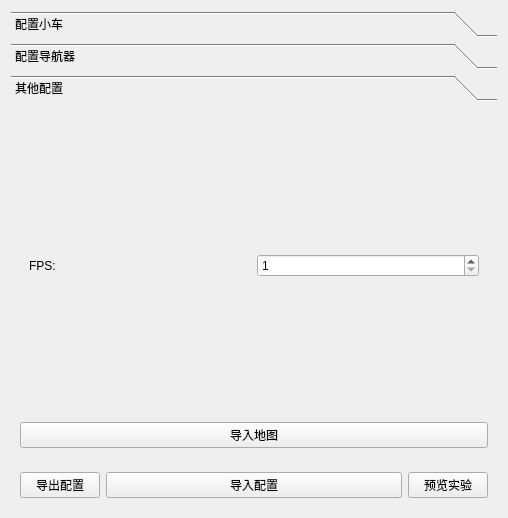
Old version of the form Frontend/MapExploreSimSys/MESSWidgets/ExperimentConfigWidget.ui in the repository 2022SExSA/MapExploreSimSys.
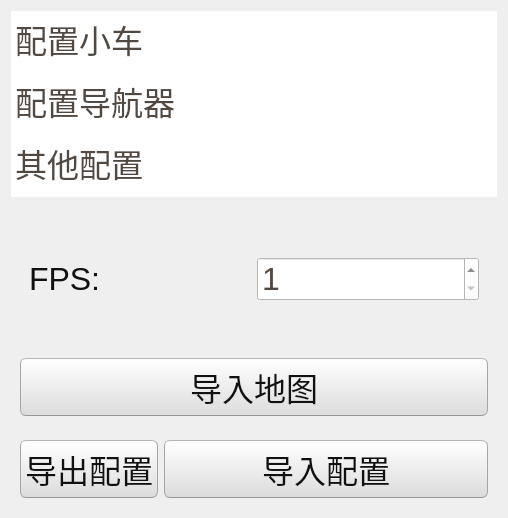
New version of the form. Custom widgets are drawn as their Qt base class.

```diff
--- a/Frontend/MapExploreSimSys/MESSWidgets/ExperimentConfigWidget.ui
+++ b/Frontend/MapExploreSimSys/MESSWidgets/ExperimentConfigWidget.ui
@@ -11,7 +11,508 @@
    </rect>
   </property>
   <property name="windowTitle">
-   <string>Form</string>
+   <string>多车协作探索实验系统 - 实验配置</string>
+  </property>
+  <property name="styleSheet">
+   <string notr="true">QWidget{ 
+	font-size: 32px;font-family: 'Microsoft YaHei UI';
+}
+/*
+Ubuntu Style Sheet for QT Applications
+Author: Jaime A. Quiroga P.
+Company: GTRONICK
+Last updated: 01/10/2021 (dd/mm/yyyy), 15:18.
+Available at: https://github.com/GTRONICK/QSS/blob/master/Ubuntu.qss
+*/
+QMainWindow {
+	background-color:#f0f0f0;
+}
+QCheckBox {
+	padding:2px;
+}
+QCheckBox:hover {
+	border:1px solid rgb(255,150,60);
+	border-radius:4px;
+	padding: 1px;
+	background-color:qlineargradient(spread:pad, x1:0.5, y1:1, x2:0.5, y2:0, stop:0 rgba(190, 90, 50, 50), stop:1 rgba(250, 130, 40, 50));
+}
+QCheckBox::indicator:checked {
+	border:1px solid rgb(246, 134, 86);
+	border-radius:4px;
+  	background-color:rgb(246, 134, 86)
+}
+QCheckBox::indicator:unchecked {
+	border-width:1px solid rgb(246, 134, 86);
+	border-radius:4px;
+  	background-color:rgb(255,255,255);
+}
+QColorDialog {
+	background-color:#f0f0f0;
+}
+QComboBox {
+	color:rgb(81,72,65);
+	background: #ffffff;
+}
+QComboBox:editable {
+	selection-color:rgb(81,72,65);
+	selection-background-color: #ffffff;
+}
+QComboBox QAbstractItemView {
+	selection-color: #ffffff;
+	selection-background-color: rgb(246, 134, 86);
+}
+QComboBox:!editable:on, QComboBox::drop-down:editable:on {
+	color:  #1e1d23;	
+}
+QDateTimeEdit, QDateEdit, QDoubleSpinBox, QFontComboBox {
+	color:rgb(81,72,65);
+	background-color: #ffffff;
+}
+
+QDialog {
+	background-color:#f0f0f0;
+}
+
+QLabel,QLineEdit {
+	color:rgb(17,17,17);
+}
+QLineEdit {
+	background-color:rgb(255,255,255);
+	selection-background-color:rgb(236,116,64);
+}
+QMenuBar {
+	color:rgb(223,219,210);
+	background-color:rgb(65,64,59);
+}
+QMenuBar::item {
+	padding-top:4px;
+	padding-left:4px;
+	padding-right:4px;
+	color:rgb(223,219,210);
+	background-color:rgb(65,64,59);
+}
+QMenuBar::item:selected {
+	color:rgb(255,255,255);
+	padding-top:2px;
+	padding-left:2px;
+	padding-right:2px;
+	border-top-width:2px;
+	border-left-width:2px;
+	border-right-width:2px;
+	border-top-right-radius:4px;
+	border-top-left-radius:4px;
+	border-style:solid;
+	background-color:rgb(65,64,59);
+	border-top-color: rgb(47,47,44);
+	border-right-color: qlineargradient(spread:pad, x1:0, y1:1, x2:1, y2:0, stop:0 rgba(90, 87, 78, 255), stop:1 rgba(47,47,44, 255));
+	border-left-color:  qlineargradient(spread:pad, x1:1, y1:0, x2:0, y2:0, stop:0 rgba(90, 87, 78, 255), stop:1 rgba(47,47,44, 255));
+}
+QMenu {
+	color:rgb(223,219,210);
+	background-color:rgb(65,64,59);
+}
+QMenu::item {
+	color:rgb(223,219,210);
+	padding:4px 10px 4px 20px;
+}
+QMenu::item:selected {
+	color:rgb(255,255,255);
+	background-color: qlineargradient(spread:pad, x1:0.5, y1:1, x2:0.5, y2:0, stop:0 rgba(225, 108, 54, 255), stop:1 rgba(246, 134, 86, 255));
+	border-style:solid;
+	border-width:3px;
+	padding:4px 7px 4px 17px;
+	border-bottom-color:qlineargradient(spread:pad, x1:0.5, y1:1, x2:0.5, y2:0, stop:0 rgba(175,85,48,255), stop:1 rgba(236,114,67, 255));
+	border-top-color:qlineargradient(spread:pad, x1:0.5, y1:1, x2:0.5, y2:0, stop:0 rgba(253,156,113,255), stop:1 rgba(205,90,46, 255));
+	border-right-color:qlineargradient(spread:pad, x1:0, y1:0.5, x2:1, y2:0.5, stop:0 rgba(253,156,113,255), stop:1 rgba(205,90,46, 255));
+	border-left-color:qlineargradient(spread:pad, x1:1, y1:0.5, x2:0, y2:0.5, stop:0 rgba(253,156,113,255), stop:1 rgba(205,90,46, 255));
+}
+QPlainTextEdit {
+	border: 1px solid transparent;
+	color:rgb(17,17,17);
+	selection-background-color:rgb(236,116,64);
+    background-color: #FFFFFF;
+}
+QProgressBar {
+	text-align: center;
+	color: rgb(0, 0, 0);
+	border: 1px inset rgb(150,150,150); 
+	border-radius: 10px;
+	background-color:rgb(221,221,219);
+}
+QProgressBar::chunk:horizontal {
+	background-color: qlineargradient(spread:pad, x1:0.5, y1:1, x2:0.5, y2:0, stop:0 rgba(225, 108, 54, 255), stop:1 rgba(246, 134, 86, 255));
+	border:1px solid;
+	border-radius:8px;
+	border-bottom-color:qlineargradient(spread:pad, x1:0.5, y1:1, x2:0.5, y2:0, stop:0 rgba(175,85,48,255), stop:1 rgba(236,114,67, 255));
+	border-top-color:qlineargradient(spread:pad, x1:0.5, y1:1, x2:0.5, y2:0, stop:0 rgba(253,156,113,255), stop:1 rgba(205,90,46, 255));
+	border-right-color:qlineargradient(spread:pad, x1:0, y1:0.5, x2:1, y2:0.5, stop:0 rgba(253,156,113,255), stop:1 rgba(205,90,46, 255));
+	border-left-color:qlineargradient(spread:pad, x1:1, y1:0.5, x2:0, y2:0.5, stop:0 rgba(253,156,113,255), stop:1 rgba(205,90,46, 255));
+}
+QPushButton{
+	color:rgb(17,17,17);
+	border-width: 1px;
+	border-radius: 6px;
+	border-bottom-color: rgb(150,150,150);
+	border-right-color: rgb(165,165,165);
+	border-left-color: rgb(165,165,165);
+	border-top-color: rgb(180,180,180);
+	border-style: solid;
+	padding: 4px;
+	background-color: qlineargradient(spread:pad, x1:0.5, y1:1, x2:0.5, y2:0, stop:0 rgba(220, 220, 220, 255), stop:1 rgba(255, 255, 255, 255));
+}
+QPushButton:hover{
+	color:rgb(17,17,17);
+	border-width: 1px;
+	border-radius:6px;
+	border-top-color: rgb(255,150,60);
+	border-right-color: qlineargradient(spread:pad, x1:0, y1:1, x2:1, y2:0, stop:0 rgba(200, 70, 20, 255), stop:1 rgba(255,150,60, 255));
+	border-left-color:  qlineargradient(spread:pad, x1:1, y1:0, x2:0, y2:0, stop:0 rgba(200, 70, 20, 255), stop:1 rgba(255,150,60, 255));
+	border-bottom-color: rgb(200,70,20);
+	border-style: solid;
+	padding: 2px;
+	background-color: qlineargradient(spread:pad, x1:0.5, y1:1, x2:0.5, y2:0, stop:0 rgba(220, 220, 220, 255), stop:1 rgba(255, 255, 255, 255));
+}
+QPushButton:default{
+	color:rgb(17,17,17);
+	border-width: 1px;
+	border-radius:6px;
+	border-top-color: rgb(255,150,60);
+	border-right-color: qlineargradient(spread:pad, x1:0, y1:1, x2:1, y2:0, stop:0 rgba(200, 70, 20, 255), stop:1 rgba(255,150,60, 255));
+	border-left-color:  qlineargradient(spread:pad, x1:1, y1:0, x2:0, y2:0, stop:0 rgba(200, 70, 20, 255), stop:1 rgba(255,150,60, 255));
+	border-bottom-color: rgb(200,70,20);
+	border-style: solid;
+	padding: 2px;
+	background-color: qlineargradient(spread:pad, x1:0.5, y1:1, x2:0.5, y2:0, stop:0 rgba(220, 220, 220, 255), stop:1 rgba(255, 255, 255, 255));
+}
+QPushButton:pressed{
+	color:rgb(17,17,17);
+	border-width: 1px;
+	border-radius: 6px;
+	border-width: 1px;
+	border-top-color: rgba(255,150,60,200);
+	border-right-color: qlineargradient(spread:pad, x1:0, y1:1, x2:1, y2:0, stop:0 rgba(200, 70, 20, 255), stop:1 rgba(255,150,60, 200));
+	border-left-color:  qlineargradient(spread:pad, x1:1, y1:0, x2:0, y2:0, stop:0 rgba(200, 70, 20, 255), stop:1 rgba(255,150,60, 200));
+	border-bottom-color: rgba(200,70,20,200);
+	border-style: solid;
+	padding: 2px;
+	background-color: qlineargradient(spread:pad, x1:0.5, y1:0, x2:0.5, y2:1, stop:0 rgba(220, 220, 220, 255), stop:1 rgba(255, 255, 255, 255));
+}
+QPushButton:disabled{
+	color:rgb(174,167,159);
+	border-width: 1px;
+	border-radius: 6px;
+	background-color: qlineargradient(spread:pad, x1:0.5, y1:1, x2:0.5, y2:0, stop:0 rgba(200, 200, 200, 255), stop:1 rgba(230, 230, 230, 255));
+}
+QRadioButton {
+	padding: 1px;
+}
+QRadioButton::indicator:checked {
+	height: 10px;
+	width: 10px;
+	border-style:solid;
+	border-radius:5px;
+	border-width: 1px;
+	border-color: rgba(246, 134, 86, 255);
+	color: #a9b7c6;
+	background-color:rgba(246, 134, 86, 255);
+}
+QRadioButton::indicator:!checked {
+	height: 10px;
+	width: 10px;
+	border-style:solid;
+	border-radius:5px;
+	border-width: 1px;
+	border-color: rgb(246, 134, 86);
+	color: #a9b7c6;
+	background-color: transparent;
+}
+QScrollArea {
+	color: white;
+	background-color:#f0f0f0;
+}
+QSlider::groove {
+	border-style: solid;
+	border-width: 1px;
+	border-color: rgb(207,207,207);
+}
+QSlider::groove:horizontal {
+	height: 5px;
+	background: rgb(246, 134, 86);
+}
+QSlider::groove:vertical {
+	width: 5px;
+	background: rgb(246, 134, 86);
+}
+QSlider::handle:horizontal {
+	background: rgb(253,253,253);
+	border-style: solid;
+	border-width: 1px;
+	border-color: rgb(207,207,207);
+	width: 12px;
+	margin: -5px 0;
+	border-radius: 7px;
+}
+QSlider::handle:vertical {
+	background: rgb(253,253,253);
+	border-style: solid;
+	border-width: 1px;
+	border-color: rgb(207,207,207);
+	height: 12px;
+	margin: 0 -5px;
+	border-radius: 7px;
+}
+QSlider::add-page:horizontal, QSlider::add-page:vertical {
+ 	background: white;
+}
+QSlider::sub-page:horizontal, QSlider::sub-page:vertical {
+	background: rgb(246, 134, 86);
+}
+QStatusBar, QSpinBox {
+	color:rgb(81,72,65);
+}
+QSpinBox {
+	background-color: #ffffff;
+}
+QScrollBar:horizontal {
+	max-height: 20px;
+	border: 1px transparent;
+	margin: 0px 20px 0px 20px;
+}
+QScrollBar::handle:horizontal {
+	background: rgb(253,253,253);
+	border: 1px solid rgb(207,207,207);
+	border-radius: 7px;
+	min-width: 25px;
+}
+QScrollBar::handle:horizontal:hover {
+	background: rgb(253,253,253);
+	border: 1px solid rgb(255,150,60);
+	border-radius: 7px;
+	min-width: 25px;
+}
+QScrollBar::add-line:horizontal {
+  	border: 1px solid rgb(207,207,207);
+  	border-top-right-radius: 7px;
+  	border-top-left-radius: 7px;
+  	border-bottom-right-radius: 7px;
+  	background: rgb(255, 255, 255);
+  	width: 20px;
+  	subcontrol-position: right;
+  	subcontrol-origin: margin;
+}
+QScrollBar::add-line:horizontal:hover {
+  	border: 1px solid rgb(255,150,60);
+  	border-top-right-radius: 7px;
+  	border-top-left-radius: 7px;
+  	border-bottom-right-radius: 7px;
+  	background: rgb(255, 255, 255);
+  	width: 20px;
+  	subcontrol-position: right;
+  	subcontrol-origin: margin;
+}
+QScrollBar::add-line:horizontal:pressed {
+  	border: 1px solid grey;
+  	border-top-left-radius: 7px;
+  	border-top-right-radius: 7px;
+  	border-bottom-right-radius: 7px;
+  	background: rgb(231,231,231);
+  	width: 20px;
+  	subcontrol-position: right;
+  	subcontrol-origin: margin;
+}
+QScrollBar::sub-line:horizontal {
+  	border: 1px solid rgb(207,207,207);
+  	border-top-right-radius: 7px;
+  	border-top-left-radius: 7px;
+  	border-bottom-left-radius: 7px;
+  	background: rgb(255, 255, 255);
+  	width: 20px;
+  	subcontrol-position: left;
+  	subcontrol-origin: margin;
+}
+QScrollBar::sub-line:horizontal:hover {
+  	border: 1px solid rgb(255,150,60);
+  	border-top-right-radius: 7px;
+  	border-top-left-radius: 7px;
+  	border-bottom-left-radius: 7px;
+  	background: rgb(255, 255, 255);
+  	width: 20px;
+  	subcontrol-position: left;
+  	subcontrol-origin: margin;
+}
+QScrollBar::sub-line:horizontal:pressed {
+  	border: 1px solid grey;
+  	border-top-right-radius: 7px;
+  	border-top-left-radius: 7px;
+  	border-bottom-left-radius: 7px;
+  	background: rgb(231,231,231);
+  	width: 20px;
+  	subcontrol-position: left;
+  	subcontrol-origin: margin;
+}
+QScrollBar::left-arrow:horizontal {
+  	border: 1px transparent grey;
+  	border-top-left-radius: 3px;
+  	border-bottom-left-radius: 3px;
+  	width: 6px;
+  	height: 6px;
+  	background: rgb(230,230,230);
+}
+QScrollBar::right-arrow:horizontal {
+	border: 1px transparent grey;
+	border-top-right-radius: 3px;
+	border-bottom-right-radius: 3px;
+  	width: 6px;
+  	height: 6px;
+ 	background: rgb(230,230,230);
+}
+QScrollBar::add-page:horizontal, QScrollBar::sub-page:horizontal {
+ 	background: none;
+} 
+QScrollBar:vertical {
+	max-width: 20px;
+	border: 1px transparent grey;
+	margin: 20px 0px 20px 0px;
+}
+QScrollBar::add-line:vertical {
+	border: 1px solid;
+	border-color: rgb(207,207,207);
+	border-bottom-right-radius: 7px;
+	border-bottom-left-radius: 7px;
+	border-top-left-radius: 7px;
+	background: rgb(255, 255, 255);
+  	height: 20px;
+  	subcontrol-position: bottom;
+  	subcontrol-origin: margin;
+}
+QScrollBar::add-line:vertical:hover {
+  	border: 1px solid;
+  	border-color: rgb(255,150,60);
+  	border-bottom-right-radius: 7px;
+  	border-bottom-left-radius: 7px;
+  	border-top-left-radius: 7px;
+  	background: rgb(255, 255, 255);
+  	height: 20px;
+  	subcontrol-position: bottom;
+  	subcontrol-origin: margin;
+}
+QScrollBar::add-line:vertical:pressed {
+  	border: 1px solid grey;
+  	border-bottom-left-radius: 7px;
+  	border-bottom-right-radius: 7px;
+  	border-top-left-radius: 7px;
+  	background: rgb(231,231,231);
+  	height: 20px;
+  	subcontrol-position: bottom;
+  	subcontrol-origin: margin;
+}
+QScrollBar::sub-line:vertical {
+  	border: 1px solid rgb(207,207,207);
+  	border-top-right-radius: 7px;
+  	border-top-left-radius: 7px;
+  	border-bottom-left-radius: 7px;
+  	background: rgb(255, 255, 255);
+  	height: 20px;
+  	subcontrol-position: top;
+  	subcontrol-origin: margin;
+}
+QScrollBar::sub-line:vertical:hover {
+  	border: 1px solid rgb(255,150,60);
+  	border-top-right-radius: 7px;
+  	border-top-left-radius: 7px;
+  	border-bottom-left-radius: 7px;
+	background: rgb(255, 255, 255);
+  	height: 20px;
+  	subcontrol-position: top;
+  	subcontrol-origin: margin;
+}
+QScrollBar::sub-line:vertical:pressed {
+  	border: 1px solid grey;
+  	border-top-left-radius: 7px;
+  	border-top-right-radius: 7px;
+  	background: rgb(231,231,231);
+ 	height: 20px;
+  	subcontrol-position: top;
+  	subcontrol-origin: margin;
+}
+QScrollBar::handle:vertical {
+	background: rgb(253,253,253);
+	border: 1px solid rgb(207,207,207);
+	border-radius: 7px;
+	min-height: 25px;
+}
+QScrollBar::handle:vertical:hover {
+	background: rgb(253,253,253);
+	border: 1px solid rgb(255,150,60);
+	border-radius: 7px;
+	min-height: 25px;
+}
+QScrollBar::up-arrow:vertical {
+	border: 1px transparent grey;
+  	border-top-left-radius: 3px;
+	border-top-right-radius: 3px;
+  	width: 6px;
+  	height: 6px;
+  	background: rgb(230,230,230);
+}
+QScrollBar::down-arrow:vertical {
+  	border: 1px transparent grey;
+  	border-bottom-left-radius: 3px;
+  	border-bottom-right-radius: 3px;
+  	width: 6px;
+  	height: 6px;
+  	background: rgb(230,230,230);
+}
+QScrollBar::add-page:vertical, QScrollBar::sub-page:vertical {
+  	background: none;
+}
+QTabWidget {
+	color:rgb(0,0,0);
+	background-color:rgb(247,246,246);
+}
+QTabWidget::pane {
+	border-color: rgb(180,180,180);
+	background-color:rgb(247,246,246);
+	border-style: solid;
+	border-width: 1px;
+  	border-radius: 6px;
+}
+QTabBar::tab {
+	padding-left:4px;
+	padding-right:4px;
+	padding-bottom:2px;
+	padding-top:2px;
+	color:rgb(81,72,65);
+  	background-color: qlineargradient(spread:pad, x1:0.5, y1:1, x2:0.5, y2:0, stop:0 rgba(221,218,217,255), stop:1 rgba(240,239,238,255));
+	border-style: solid;
+	border-width: 1px;
+  	border-top-right-radius:4px;
+	border-top-left-radius:4px;
+	border-top-color: rgb(180,180,180);
+	border-left-color: rgb(180,180,180);
+	border-right-color: rgb(180,180,180);
+	border-bottom-color: transparent;
+}
+QTabBar::tab:selected, QTabBar::tab:last:selected, QTabBar::tab:hover {
+  	background-color:rgb(247,246,246);
+  	margin-left: 0px;
+  	margin-right: 1px;
+}
+QTabBar::tab:!selected {
+	margin-top: 1px;
+	margin-right: 1px;
+}
+QTextEdit {
+	border-width: 1px;
+	border-style: solid;
+	border-color:transparent;
+	color:rgb(17,17,17);
+	selection-background-color:rgb(236,116,64);
+}
+QTimeEdit, QToolBox, QToolBox::tab, QToolBox::tab:selected {
+	color:rgb(81,72,65);
+	background-color: #ffffff;
+}</string>
   </property>
   <layout class="QVBoxLayout" name="verticalLayout_4">
    <item>
@@ -87,7 +588,7 @@
         <x>0</x>
         <y>0</y>
         <width>490</width>
-        <height>378</height>
+        <height>260</height>
        </rect>
       </property>
       <attribute name="label">
@@ -130,7 +631,7 @@
    </item>
    <item>
     <widget class="QWidget" name="widgetExtGroup" native="true">
-     <layout class="QHBoxLayout" name="horizontalLayout_3" stretch="2,8,2">
+     <layout class="QHBoxLayout" name="horizontalLayout_3" stretch="2,8">
       <item>
        <widget class="QPushButton" name="pushButtonExport">
         <property name="text">
@@ -145,13 +646,6 @@
         </property>
        </widget>
       </item>
-      <item>
-       <widget class="QPushButton" name="pushButtonPreviewExperiment">
-        <property name="text">
-         <string>预览实验</string>
-        </property>
-       </widget>
-      </item>
      </layout>
     </widget>
    </item>
```
Left out of the diff: 4 changed lines with no effect on the pictures.
